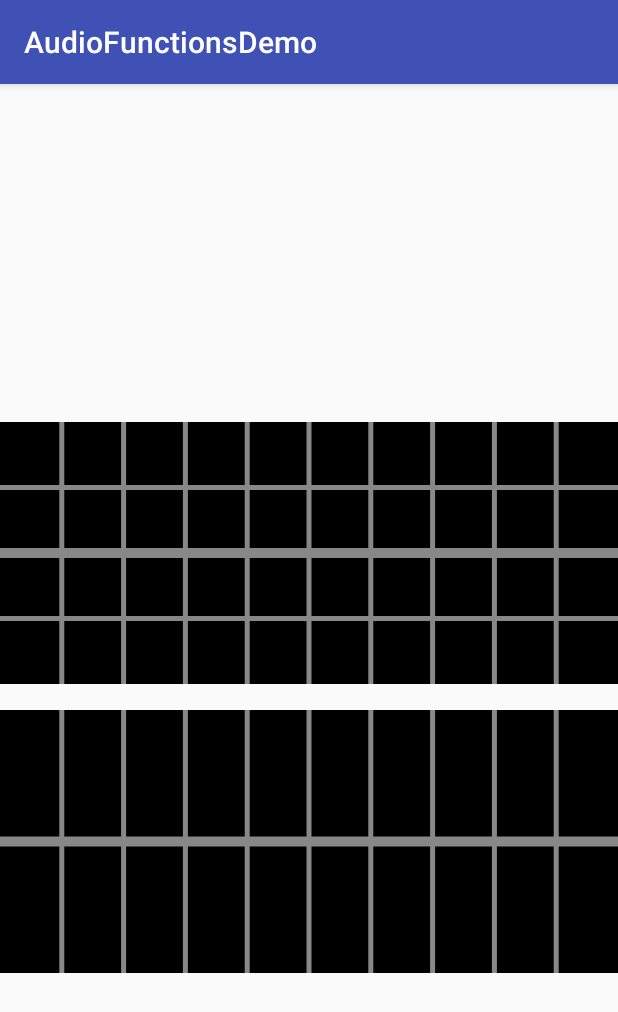
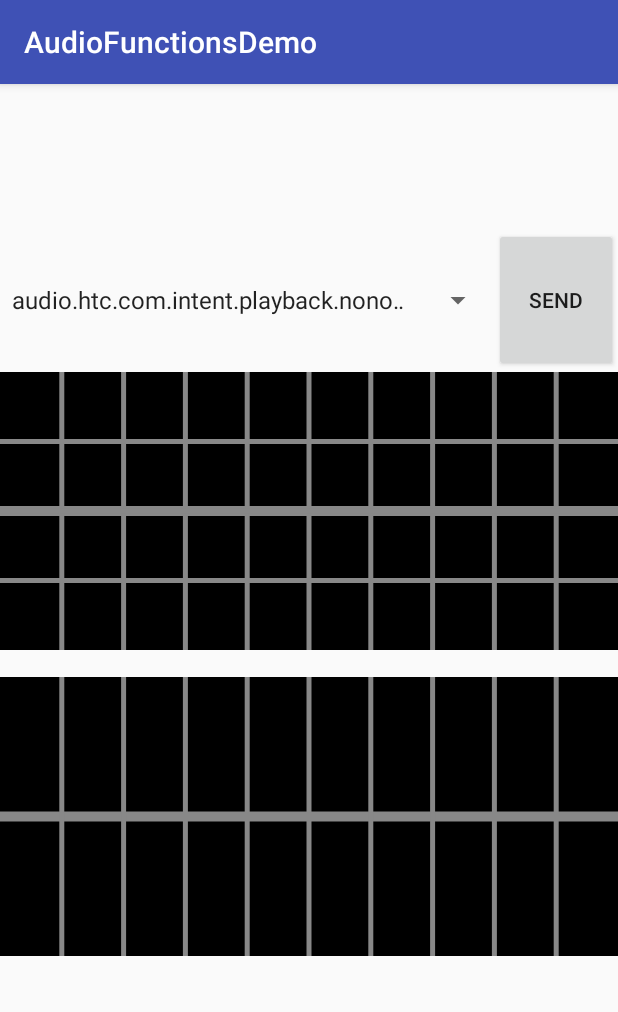
Before and after one commit to HW-Lee/AudioFunctionsDemo, an Android app: the screen it shows after launch (MainActivity), on a phone screen of 412 x 824 dp. Shown: the top 1012 px of the screen. Run offline under Robolectric (Android 15) with nearby library versions, the phone set to English and light mode, and no system bars; 2 statements that could not run were skipped.

Commit message:
v1.2.0 release
add spinner to send broadcast via UI

```diff
--- a/app/src/main/java/com/htc/audiofunctionsdemo/activities/MainActivity.java
+++ b/app/src/main/java/com/htc/audiofunctionsdemo/activities/MainActivity.java
@@ -14,6 +14,11 @@ import android.support.v4.content.ContextCompat;
 import android.support.v7.app.AppCompatActivity;
 import android.os.Bundle;
 import android.util.Log;
+import android.view.View;
+import android.widget.AdapterView;
+import android.widget.ArrayAdapter;
+import android.widget.Button;
+import android.widget.Spinner;
 import android.widget.TextView;
 
 import com.htc.audiofunctionsdemo.R;
@@ -34,8 +39,11 @@ import java.util.ArrayList;
 
 public class MainActivity extends AppCompatActivity {
     private static final String TAG = Constants.packageTag("MainActivity");
-    private static final String VERSION = "1.1.0";
+    private static final String VERSION = "1.2.0";
 
+    private Spinner mIntentSpinner;
+    private Button mSendBtn;
+    private String mCurrentIntentName;
     private TextView mStateView;
     private DataView mSignalView;
     private DataViewConfig mSignalViewConfig;
@@ -267,6 +275,8 @@ public class MainActivity extends AppCompatActivity {
 
     private void initUI() {
         ((TextView) findViewById(R.id.app_info)).setText("MS Audio Functions Demo (ver." + VERSION + "_" + FFT.getVersion() + ") ");
+        mIntentSpinner = (Spinner) findViewById(R.id.intent_list);
+        mSendBtn = (Button) findViewById(R.id.send_intent_btn);
         mStateView = (TextView) findViewById(R.id.current_state);
         mSignalView = (DataView) findViewById(R.id.signal_view);
         mSpectrumView = (DataView) findViewById(R.id.spectrum_view);
@@ -276,6 +286,43 @@ public class MainActivity extends AppCompatActivity {
         mSignalView.setGridSlotsY(4);
         mSignalView.setGridSlotsX(10);
         mSpectrumView.setGridSlotsX(10);
+
+        mSendBtn.setText("Send");
+        ArrayAdapter<CharSequence> adapter = new ArrayAdapter<CharSequence>(this,
+                android.R.layout.simple_spinner_item, Constants.AudioIntentNames.INTENT_NAMES);
+        mIntentSpinner.setAdapter(adapter);
+        mIntentSpinner.setOnItemSelectedListener(new AdapterView.OnItemSelectedListener() {
+            @Override
+            public void onItemSelected(AdapterView<?> parent, View view, int position, long id) {
+                mCurrentIntentName = Constants.AudioIntentNames.INTENT_NAMES[position];
+            }
+
+            @Override
+            public void onNothingSelected(AdapterView<?> parent) {
+                mCurrentIntentName = null;
+            }
+        });
+        mSendBtn.setOnClickListener(new View.OnClickListener() {
+            @Override
+            public void onClick(View v) {
+                if (mCurrentIntentName == null)
+                    return;
+
+                Intent intent = new Intent();
+
+                switch (mCurrentIntentName) {
+                    case Constants.AudioIntentNames.INTENT_PLAYBACK_START_NONOFFLOAD:
+                        intent.putExtra("file", "440Hz.wav");
+                        break;
+                    case Constants.AudioIntentNames.INTENT_PLAYBACK_START_OFFLOAD:
+                        intent.putExtra("file", "440Hz.mp3");
+                        break;
+                }
+
+                intent.setAction(mCurrentIntentName);
+                sendBroadcast(intent);
+            }
+        });
     }
 
     private void updateTextView(final int id, String text) {
--- a/app/src/main/res/layout/activity_main.xml
+++ b/app/src/main/res/layout/activity_main.xml
@@ -20,8 +20,25 @@
         android:id="@+id/current_state"
         android:layout_width="match_parent"
         android:layout_height="0dp"
-        android:layout_weight="4"
+        android:layout_weight="1"
         android:textSize="12sp" />
+
+    <LinearLayout
+        android:layout_width="match_parent"
+        android:layout_height="0dp"
+        android:layout_weight="2"
+        android:orientation="horizontal">
+        <Spinner
+            android:id="@+id/intent_list"
+            android:layout_width="0dp"
+            android:layout_height="match_parent"
+            android:layout_weight="4"/>
+        <Button
+            android:id="@+id/send_intent_btn"
+            android:layout_width="0dp"
+            android:layout_height="match_parent"
+            android:layout_weight="1"/>
+    </LinearLayout>
 
     <LinearLayout
         android:layout_width="match_parent"
```
